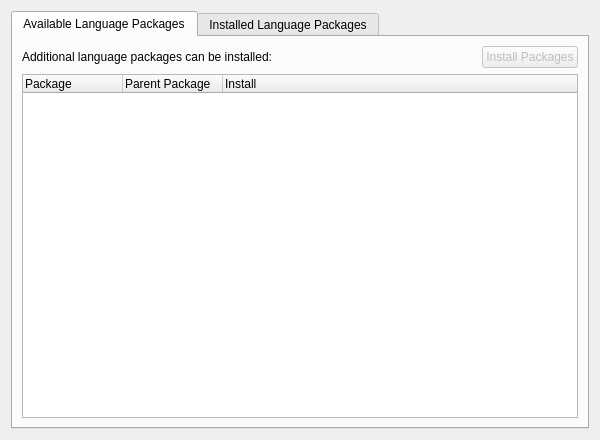
First picture: the form in src/modules/language_packages/ui/PageLanguagePackages.ui, repository manjaro/manjaro-settings-manager, before the edit.
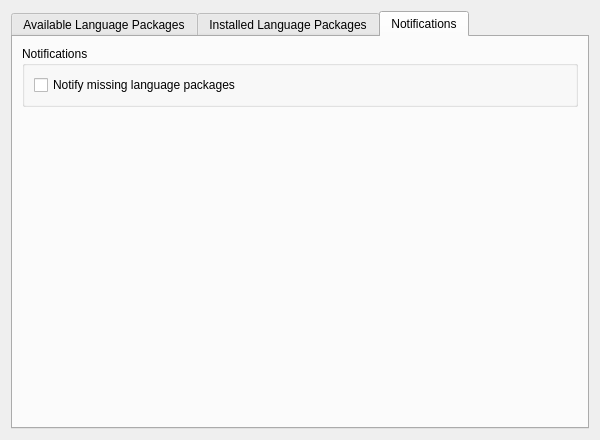
Second picture: the form after the edit. The open tabs and pages were chosen to show the change.

Commit message:
Add notifications settings in kernel and language packages module
Changes to notifications setting are saved instanly, no need to apply.

What changed in the file:
```diff
--- a/src/modules/language_packages/ui/PageLanguagePackages.ui
+++ b/src/modules/language_packages/ui/PageLanguagePackages.ui
@@ -137,6 +137,42 @@
        </item>
       </layout>
      </widget>
+     <widget class="QWidget" name="tabNotifications">
+      <attribute name="title">
+       <string>Notifications</string>
+      </attribute>
+      <layout class="QVBoxLayout" name="verticalLayout_4">
+       <item>
+        <widget class="QGroupBox" name="notificationsGroupBox">
+         <property name="title">
+          <string>Notifications</string>
+         </property>
+         <layout class="QVBoxLayout" name="verticalLayout_5">
+          <item>
+           <widget class="QCheckBox" name="checkLanguagePackage">
+            <property name="text">
+             <string>Notify missing language packages</string>
+            </property>
+           </widget>
+          </item>
+         </layout>
+        </widget>
+       </item>
+       <item>
+        <spacer name="verticalSpacer">
+         <property name="orientation">
+          <enum>Qt::Vertical</enum>
+         </property>
+         <property name="sizeHint" stdset="0">
+          <size>
+           <width>20</width>
+           <height>40</height>
+          </size>
+         </property>
+        </spacer>
+       </item>
+      </layout>
+     </widget>
     </widget>
    </item>
   </layout>
```
The commit also changes 5 other files.
